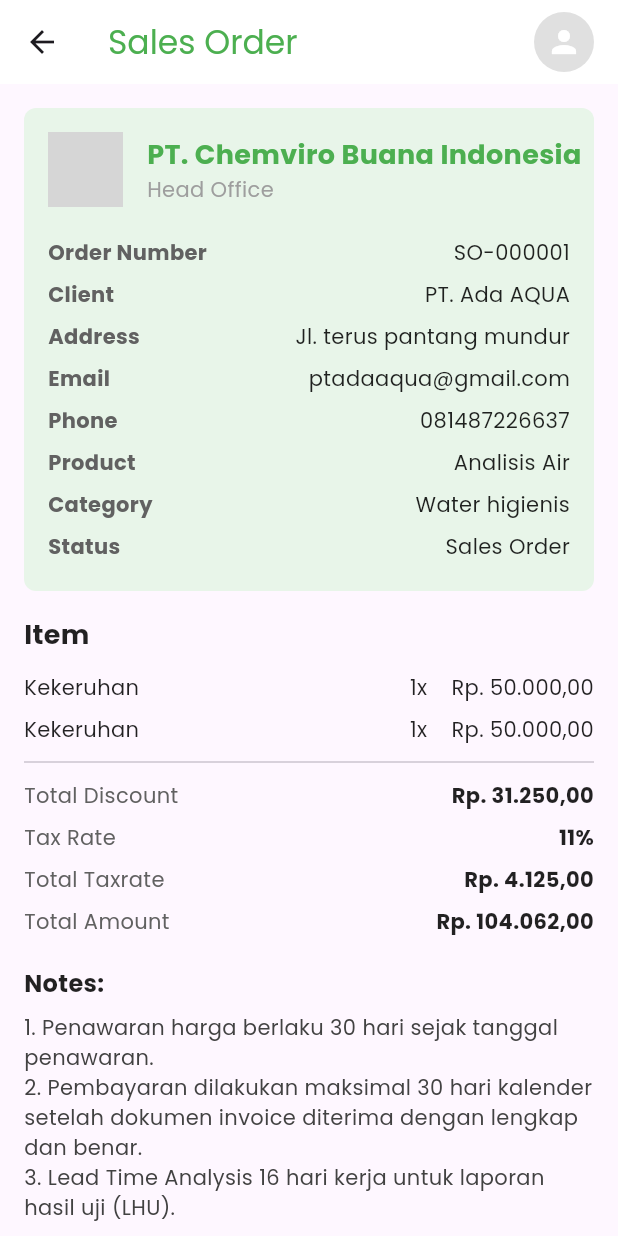
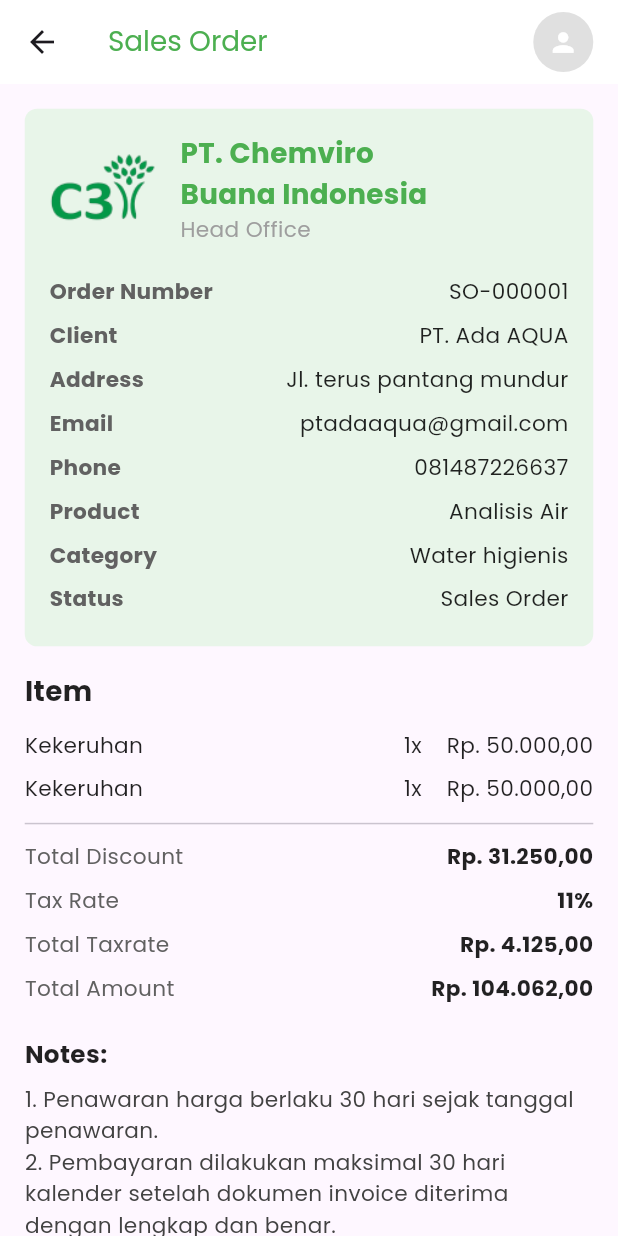
Before and after one commit to athararyasatya/Frontend_pemrograman_mobile_example, a Flutter app: the SalesOrderDetailPage screen opened by its route, on a phone screen of 412 x 824 dp. Run offline on Flutter 3.47's test engine with Material 3 defaults, Android fonts, the phone set to English and light mode, and no system bars; our stand-ins replace get, google_fonts; grey boxes are pictures that could not be loaded.

Commit message:
perbaikan bug pada icon arrow back di so po co dan perbaikan responsif di halaman tersebut

```diff
--- a/lib/pages/detail_so_page.dart
+++ b/lib/pages/detail_so_page.dart
@@ -5,6 +5,8 @@
 
   @override
   Widget build(BuildContext context) {
+    final screenWidth = MediaQuery.of(context).size.width;
+
     return Scaffold(
       appBar: AppBar(
         leading: IconButton(
@@ -13,101 +15,124 @@
             Navigator.pop(context);
           },
         ),
-        title: Text('Sales Order', style: TextStyle(color: Colors.green)),
+        title: Text(
+          'Sales Order',
+          style: TextStyle(
+            color: Colors.green,
+            fontSize: screenWidth * 0.045, // Responsif
+          ),
+        ),
         backgroundColor: Colors.white,
         elevation: 0,
         actions: [
           CircleAvatar(
             backgroundColor: Colors.grey.shade300,
-            child: Icon(Icons.person, color: Colors.white),
+            child: Icon(
+              Icons.person,
+              color: Colors.white,
+              size: screenWidth * 0.05, // Responsif
             ),
-          SizedBox(width: 16),
+          ),
+          SizedBox(width: screenWidth * 0.04), // Responsif
         ],
       ),
       body: SingleChildScrollView(
-        padding: EdgeInsets.all(16.0),
+        padding: EdgeInsets.all(screenWidth * 0.04), // Responsif
         child: Column(
           crossAxisAlignment: CrossAxisAlignment.start,
           children: [
             Container(
-              padding: EdgeInsets.all(16.0),
+              padding: EdgeInsets.all(screenWidth * 0.04), // Responsif
               decoration: BoxDecoration(
                 color: Colors.green.shade50,
-                borderRadius: BorderRadius.circular(8.0),
+                borderRadius: BorderRadius.circular(screenWidth * 0.02), // Responsif
               ),
               child: Column(
                 crossAxisAlignment: CrossAxisAlignment.start,
                 children: [
                   Row(
                     children: [
-                      Image.asset('assets/logo.png',
-                          height: 50), // Replace with your logo asset
-                      SizedBox(width: 16),
-                      Column(
+                      Flexible(
+                        child: Image.asset(
+                          'assets/images/logo_login.png',
+                          height: screenWidth * 0.15, // Responsif
+                          fit: BoxFit.contain,
+                        ),
+                      ),
+                      SizedBox(width: screenWidth * 0.04), // Responsif
+                      Expanded(
+                        child: Column(
                           crossAxisAlignment: CrossAxisAlignment.start,
                           children: [
                             Text(
                               'PT. Chemviro Buana Indonesia',
                               style: TextStyle(
-                              fontSize: 18,
+                                fontSize: screenWidth * 0.045, // Responsif
                                 fontWeight: FontWeight.bold,
                                 color: Colors.green,
                               ),
                             ),
                             Text(
                               'Head Office',
-                            style: TextStyle(fontSize: 14, color: Colors.grey),
+                              style: TextStyle(
+                                fontSize: screenWidth * 0.035, // Responsif
+                                color: Colors.grey,
+                              ),
                             ),
                           ],
                         ),
+                      ),
                     ],
                   ),
-                  SizedBox(height: 16),
-                  _buildDetailRow('Order Number', 'SO-000001'),
-                  _buildDetailRow('Client', 'PT. Ada AQUA'),
-                  _buildDetailRow('Address', 'Jl. terus pantang mundur'),
-                  _buildDetailRow('Email', 'ptadaaqua@gmail.com'),
-                  _buildDetailRow('Phone', '081487226637'),
-                  _buildDetailRow('Product', 'Analisis Air'),
-                  _buildDetailRow('Category', 'Water higienis'),
-                  _buildDetailRow('Status', 'Sales Order'),
+                  SizedBox(height: screenWidth * 0.04), // Responsif
+                  _buildDetailRow('Order Number', 'SO-000001', screenWidth),
+                  _buildDetailRow('Client', 'PT. Ada AQUA', screenWidth),
+                  _buildDetailRow('Address', 'Jl. terus pantang mundur', screenWidth),
+                  _buildDetailRow('Email', 'ptadaaqua@gmail.com', screenWidth),
+                  _buildDetailRow('Phone', '081487226637', screenWidth),
+                  _buildDetailRow('Product', 'Analisis Air', screenWidth),
+                  _buildDetailRow('Category', 'Water higienis', screenWidth),
+                  _buildDetailRow('Status', 'Sales Order', screenWidth),
                 ],
               ),
             ),
-            SizedBox(height: 16),
+            SizedBox(height: screenWidth * 0.04), // Responsif
             Text(
               'Item',
               style: TextStyle(
-                fontSize: 18,
+                fontSize: screenWidth * 0.045, // Responsif
                 fontWeight: FontWeight.bold,
                 color: Colors.black87,
               ),
             ),
-            SizedBox(height: 8),
-            _buildItemRow('Kekeruhan', '1x', 'Rp. 50.000,00'),
-            _buildItemRow('Kekeruhan', '1x', 'Rp. 50.000,00'),
+            SizedBox(height: screenWidth * 0.02), // Responsif
+            _buildItemRow('Kekeruhan', '1x', 'Rp. 50.000,00', screenWidth),
+            _buildItemRow('Kekeruhan', '1x', 'Rp. 50.000,00', screenWidth),
             Divider(),
-            _buildSummaryRow('Total Discount', 'Rp. 31.250,00'),
-            _buildSummaryRow('Tax Rate', '11%'),
-            _buildSummaryRow('Total Taxrate', 'Rp. 4.125,00'),
-            _buildSummaryRow('Total Amount', 'Rp. 104.062,00'),
-            SizedBox(height: 16),
+            _buildSummaryRow('Total Discount', 'Rp. 31.250,00', screenWidth),
+            _buildSummaryRow('Tax Rate', '11%', screenWidth),
+            _buildSummaryRow('Total Taxrate', 'Rp. 4.125,00', screenWidth),
+            _buildSummaryRow('Total Amount', 'Rp. 104.062,00', screenWidth),
+            SizedBox(height: screenWidth * 0.04), // Responsif
             Text(
               'Notes:',
               style: TextStyle(
-                fontSize: 16,
+                fontSize: screenWidth * 0.04, // Responsif
                 fontWeight: FontWeight.bold,
                 color: Colors.black87,
               ),
             ),
-            SizedBox(height: 8),
+            SizedBox(height: screenWidth * 0.02), // Responsif
             Text(
               '1. Penawaran harga berlaku 30 hari sejak tanggal penawaran.\n'
               '2. Pembayaran dilakukan maksimal 30 hari kalender setelah dokumen invoice diterima dengan lengkap dan benar.\n'
               '3. Lead Time Analysis 16 hari kerja untuk laporan hasil uji (LHU).',
-              style: TextStyle(fontSize: 14, color: Colors.grey[800]),
+              style: TextStyle(
+                fontSize: screenWidth * 0.035, // Responsif
+                color: Colors.grey[800],
               ),
-            SizedBox(height: 16),
+            ),
+            SizedBox(height: screenWidth * 0.04), // Responsif
             Row(
               children: [
                 Expanded(
@@ -118,14 +143,19 @@
                     style: ElevatedButton.styleFrom(
                       backgroundColor: Colors.green,
                       shape: RoundedRectangleBorder(
-                        borderRadius: BorderRadius.circular(20),
+                        borderRadius: BorderRadius.circular(screenWidth * 0.02), // Responsif
                       ),
-                      minimumSize: Size(double.infinity, 50),
+                      minimumSize: Size(double.infinity, screenWidth * 0.12), // Responsif
                     ),
-                    child: Text('Edit', style: TextStyle(fontSize: 16)),
+                    child: Text(
+                      'Edit',
+                      style: TextStyle(
+                        fontSize: screenWidth * 0.04, // Responsif
                       ),
                     ),
-                SizedBox(width: 16),
+                  ),
+                ),
+                SizedBox(width: screenWidth * 0.04), // Responsif
                 Expanded(
                   child: ElevatedButton(
                     onPressed: () {
@@ -134,11 +164,16 @@
                     style: ElevatedButton.styleFrom(
                       backgroundColor: Colors.green,
                       shape: RoundedRectangleBorder(
-                        borderRadius: BorderRadius.circular(20),
+                        borderRadius: BorderRadius.circular(screenWidth * 0.02), // Responsif
                       ),
-                      minimumSize: Size(double.infinity, 50),
+                      minimumSize: Size(double.infinity, screenWidth * 0.12), // Responsif
                     ),
-                    child: Text('Download PDF', style: TextStyle(fontSize: 16)),
+                    child: Text(
+                      'Download PDF',
+                      style: TextStyle(
+                        fontSize: screenWidth * 0.04, // Responsif
+                      ),
+                    ),
                   ),
                 ),
               ],
@@ -149,71 +184,90 @@
     );
   }
 
-  Widget _buildDetailRow(String label, String value) {
+  Widget _buildDetailRow(String label, String value, double screenWidth) {
     return Padding(
-      padding: const EdgeInsets.symmetric(vertical: 4.0),
+      padding: EdgeInsets.symmetric(vertical: screenWidth * 0.01), // Responsif
       child: Row(
         children: [
           Expanded(
             child: Text(
               label,
               style: TextStyle(
-                  fontSize: 14,
+                fontSize: screenWidth * 0.035, // Responsif
                 fontWeight: FontWeight.bold,
-                  color: Colors.grey[700]),
+                color: Colors.grey[700],
+              ),
             ),
           ),
           Text(
             value,
-            style: TextStyle(fontSize: 14, color: Colors.black87),
+            style: TextStyle(
+              fontSize: screenWidth * 0.035, // Responsif
+              color: Colors.black87,
+            ),
           ),
         ],
       ),
     );
   }
 
-  Widget _buildItemRow(String item, String quantity, String amount) {
+  Widget _buildItemRow(
+      String item, String quantity, String amount, double screenWidth) {
     return Padding(
-      padding: const EdgeInsets.symmetric(vertical: 4.0),
+      padding: EdgeInsets.symmetric(vertical: screenWidth * 0.01), // Responsif
       child: Row(
         children: [
           Expanded(
             child: Text(
               item,
-              style: TextStyle(fontSize: 14, color: Colors.black87),
+              style: TextStyle(
+                fontSize: screenWidth * 0.035, // Responsif
+                color: Colors.black87,
+              ),
             ),
           ),
           Text(
             quantity,
-            style: TextStyle(fontSize: 14, color: Colors.black87),
+            style: TextStyle(
+              fontSize: screenWidth * 0.035, // Responsif
+              color: Colors.black87,
             ),
-          SizedBox(width: 16),
+          ),
+          SizedBox(width: screenWidth * 0.04), // Responsif
           Text(
             amount,
-            style: TextStyle(fontSize: 14, color: Colors.black87),
+            style: TextStyle(
+              fontSize: screenWidth * 0.035, // Responsif
+              color: Colors.black87,
+            ),
           ),
         ],
       ),
     );
   }
 
-  Widget _buildSummaryRow(String label, String value) {
+  Widget _buildSummaryRow(
+      String label, String value, double screenWidth) {
     return Padding(
-      padding: const EdgeInsets.symmetric(vertical: 4.0),
+      padding: EdgeInsets.symmetric(vertical: screenWidth * 0.01), // Responsif
       child: Row(
         children: [
           Expanded(
             child: Text(
               label,
-              style: TextStyle(fontSize: 14, color: Colors.grey[700]),
+              style: TextStyle(
+                fontSize: screenWidth * 0.035, // Responsif
+                color: Colors.grey[700],
+              ),
             ),
           ),
           Text(
             value,
             style: TextStyle(
-                fontSize: 14,
+              fontSize: screenWidth * 0.035, // Responsif
               fontWeight: FontWeight.bold,
-                color: Colors.black87),
+              color: Colors.black87,
+            ),
           ),
         ],
       ),
--- a/lib/pages/order.dart
+++ b/lib/pages/order.dart
@@ -258,7 +258,7 @@
 
   @override
   Widget build(BuildContext context) {
-    double screenWidth = MediaQuery.of(context).size.width;
+    double sc= MediaQuery.of(context).size.width;
 
     return Scaffold(
       key: _scaffoldKey,
--- a/lib/pages/profile_page.dart
+++ b/lib/pages/profile_page.dart
@@ -24,9 +24,10 @@
       leading: IconButton(
         icon: Icon(Icons.arrow_back, color: Colors.blueGrey),
         onPressed: () {
-            Navigator.pop(context); // Navigasi kembali
+          Get.offNamed(Routes.home); // Mengarahkan langsung ke halaman Home
         },
       ),
+
       ),
       body: SingleChildScrollView(
         padding: EdgeInsets.all(16.0),
@@ -89,7 +90,7 @@
   Widget _buildStatCard(String label, String value, String route) {
   return GestureDetector(
     onTap: () {
-        Get.toNamed(route);
+      Get.offNamed(route); // Menghapus halaman profil dari tumpukan navigasi
     },
     child: Column(
       children: [
@@ -119,6 +120,7 @@
     ),
   );
 }
+
 
   // Method to build detail items
   Widget _buildDetailItem(IconData icon, String label, String value) {
```
Also changed, not shown: lib/pages/detail_co_page.dart (+18 -7 lines), lib/pages/detail_po_page.dart (+103 -54 lines), lib/pages/home.dart (+26 -14 lines), lib/pages/welcome.dart (+7 -7 lines). Lines whose indentation alone changed are shown as unchanged.
